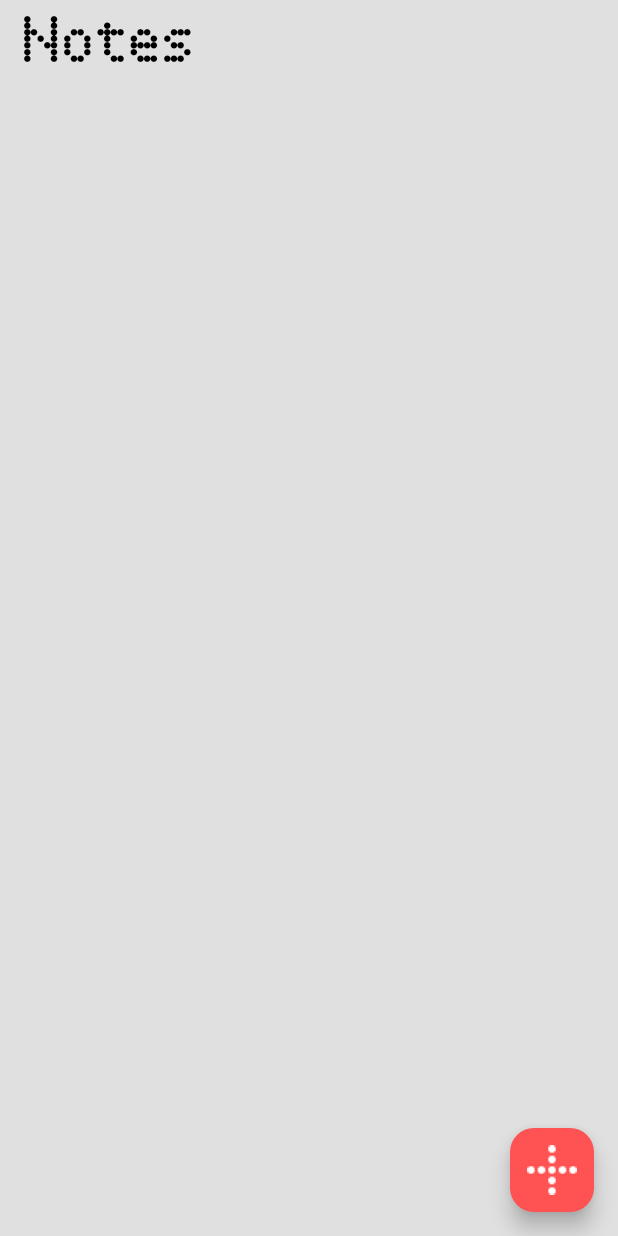
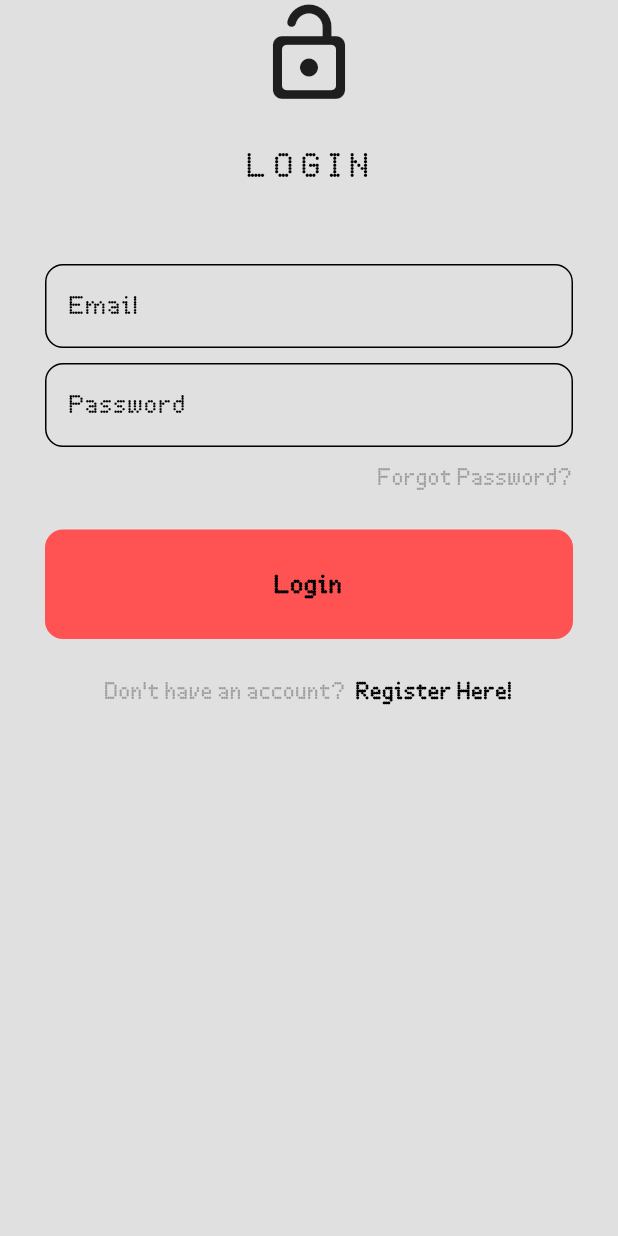
Before and after one commit to ThriveEngineer/nothing.notes, a Flutter app: the screen it shows after launch, on a phone screen of 412 x 824 dp. Run offline on Flutter 3.47's test engine with Material 3 defaults, Android fonts, the phone set to English and light mode, and no system bars; our stand-ins replace cloud_firestore, firebase_auth, firebase_core, google_sign_in; accounts and stored records are empty; generated files the repository leaves out were written again.

Commit message:
Login method in progress

```diff
--- /dev/null
+++ b/lib/components/my_button.dart
@@ -0,0 +1,33 @@
+import 'package:flutter/material.dart';
+
+class MyButton extends StatelessWidget {
+  final String text;
+  final void Function()? onTap;
+  const MyButton({
+    super.key,
+    required this.text,
+    required this.onTap,
+    });
+
+  @override
+  Widget build(BuildContext context) {
+    return GestureDetector(
+      onTap: onTap,
+      child: Container(
+        decoration: BoxDecoration(
+          color: Colors.redAccent,
+          borderRadius: BorderRadius.circular(12),
+        ),
+        padding: const EdgeInsets.all(25),
+        child: Center(
+          child: Text(
+            text,
+            style: TextStyle(
+              fontWeight: FontWeight.bold,
+              fontSize: 16),
+              ),
+        ),
+      ),
+    );
+  }
+}
--- /dev/null
+++ b/lib/components/my_textfield.dart
@@ -0,0 +1,28 @@
+import 'package:flutter/material.dart';
+
+class MyTextfield extends StatelessWidget {
+  final String hintText;
+  final bool obscureText;
+  final TextEditingController controller;
+
+  const MyTextfield({
+    super.key,
+    required this.hintText,
+    required this.controller,
+    required this.obscureText,
+    });
+
+  @override
+  Widget build(BuildContext context) {
+    return TextField(
+      controller: controller,
+      decoration: InputDecoration(
+        border: OutlineInputBorder(
+          borderRadius: BorderRadius.circular(12),
+        ),
+        hintText: hintText,
+      ),
+      obscureText: obscureText,
+    );
+  }
+}
--- /dev/null
+++ b/lib/login_page.dart
@@ -0,0 +1,99 @@
+import 'package:flutter/material.dart';
+import 'package:nothing_note/components/my_button.dart';
+import 'package:nothing_note/components/my_textfield.dart';
+import 'package:nothing_note/services/auth_service.dart';
+
+class LoginPage extends StatelessWidget {
+  final TextEditingController emailController = TextEditingController();
+  final TextEditingController pwController = TextEditingController();
+
+  final void Function()? onTap;
+
+  LoginPage({
+    super.key,
+    required this.onTap
+    });
+
+  // login method
+  void login () {}
+
+
+  @override
+  Widget build(BuildContext context) {
+    return Scaffold(
+      body: SafeArea(
+        child: Padding(
+          padding: const EdgeInsets.only(left: 30, right: 30),
+          child: Column(
+            children: [
+              // logo
+              Center(child: Icon(Icons.lock_open_rounded, size: 72,)),
+
+              const SizedBox(height: 25,),
+
+              // app name
+              Text("L O G I N", style: TextStyle(fontSize: 20),),
+
+              const SizedBox(height: 50,),
+
+              // email textfield
+              MyTextfield(
+                hintText: "Email",
+                controller: emailController,
+                obscureText: false
+                ),
+
+                const SizedBox(height: 10,),
+
+              // password textfield
+              MyTextfield(hintText: "Password",
+              controller: pwController,
+              obscureText: true),
+
+              const SizedBox(height: 10,),
+
+              // forgot password
+              Row(
+                mainAxisAlignment: MainAxisAlignment.end,
+                children: [
+                  Text(
+                    "Forgot Password?",
+                    style: TextStyle(color: Theme.of(context).colorScheme.primary),
+                    ),
+                ],
+              ),
+
+              const SizedBox(height: 25,),
+
+              // sign in button
+              MyButton(text: "Login", onTap: login),
+
+              const SizedBox(height: 25,),
+
+
+              // dont have an account
+              Row(
+                mainAxisAlignment: MainAxisAlignment.center,
+                children: [
+                  Text(
+                    "Don't have an account? ",
+                  style: TextStyle(
+                    color: Theme.of(context).colorScheme.primary,),
+                    ),
+                  GestureDetector(
+                    onTap: () {},
+                    child: const Text(
+                      " Register Here!",
+                    style: TextStyle(
+                      fontWeight: FontWeight.bold,),
+                      ),
+                  ),
+                ],
+              ),
+            ],
+          ),
+        ),
+      ),
+    );
+  }
+}
--- a/lib/main.dart
+++ b/lib/main.dart
@@ -2,6 +2,9 @@ import 'package:firebase_core/firebase_core.dart';
 import 'package:flutter/material.dart';
 import 'package:nothing_note/irno/firebase_options.dart';
 import 'package:nothing_note/home_page.dart';
+import 'package:nothing_note/login_page.dart';
+import 'package:nothing_note/services/auth.dart';
+import 'package:nothing_note/services/login_or_register.dart';
 import 'package:nothing_note/theme.dart';
 
 void main() async {
@@ -17,7 +20,7 @@ class MyApp extends StatelessWidget {
   Widget build(BuildContext context) {
     return MaterialApp(
       debugShowCheckedModeBanner: false,
-      home: HomePage(),
+      home: LoginOrRegister(),
       theme: lightMode,
       darkTheme: darkMode,
     );
--- /dev/null
+++ b/lib/services/login_or_register.dart
@@ -0,0 +1,29 @@
+import 'package:flutter/material.dart';
+import 'package:nothing_note/login_page.dart';
+import 'package:nothing_note/register_page.dart';
+
+class LoginOrRegister extends StatefulWidget {
+  const LoginOrRegister({super.key});
+
+  @override
+  State<LoginOrRegister> createState() => _LoginOrRegisterState();
+}
+
+class _LoginOrRegisterState extends State<LoginOrRegister> {
+
+  bool showLoginPage = true;
+
+  void togglePages() {
+    setState(() {
+      showLoginPage = !showLoginPage;
+    });
+  }
+  @override
+  Widget build(BuildContext context) {
+    if (showLoginPage) {
+      return LoginPage(onTap: togglePages);
+    } else {
+      return RegisterPage(onTap: togglePages);
+    }
+  }
+}
--- a/pubspec.yaml
+++ b/pubspec.yaml
@@ -37,6 +37,8 @@ dependencies:
   cupertino_icons: ^1.0.8
   firebase_core: ^3.6.0
   cloud_firestore: ^5.4.4
+  google_sign_in: ^6.2.1
+  firebase_auth: ^5.3.1
 
 dev_dependencies:
   flutter_test:
```
Also changed, not shown: lib/register_page.dart (added, +106 -0 lines), lib/services/auth.dart (added, +25 -0 lines), lib/services/auth_service.dart (added, +26 -0 lines), lib/icons/Google_Logo.png (added), pubspec.lock, 6 other files.
